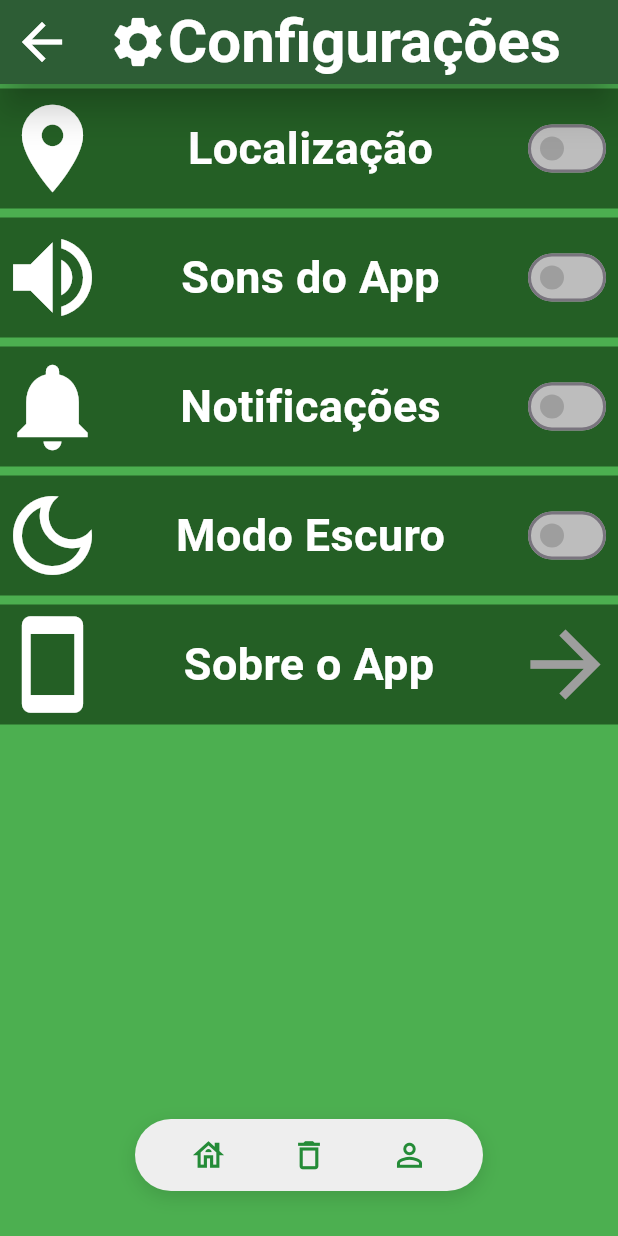
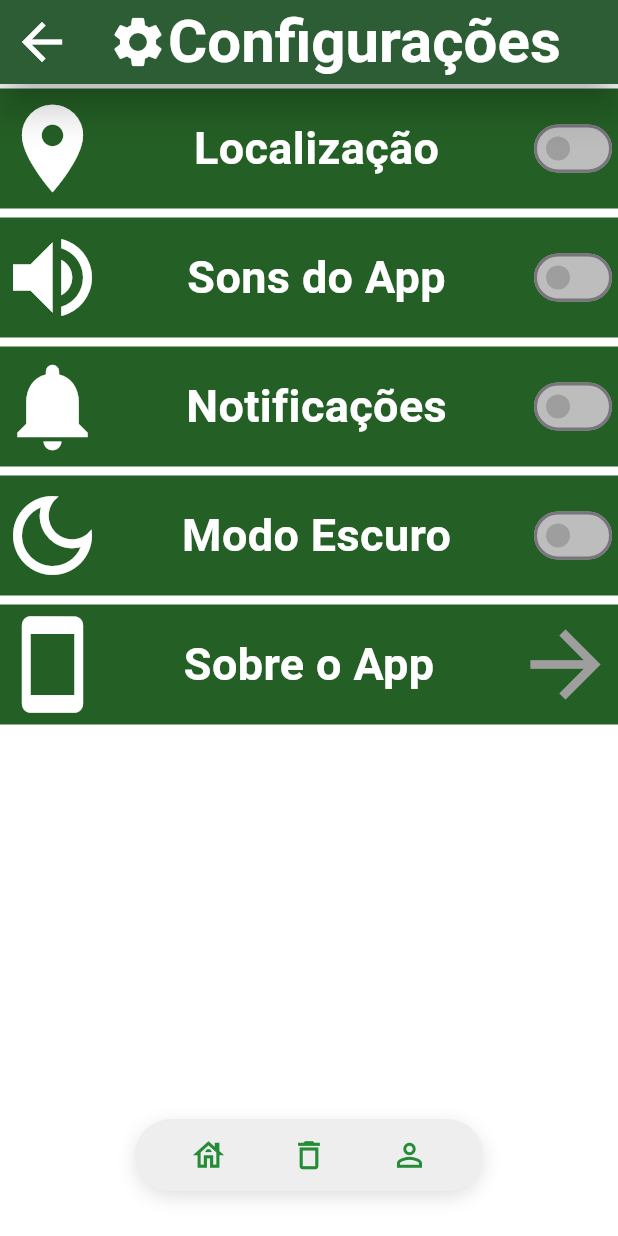
Before and after one commit to Eduardo-Resende/Coleta-Certa, a Flutter app: the ConfigScreen screen opened directly, on a phone screen of 412 x 824 dp. Run offline on Flutter 3.47's test engine with Material 3 defaults, Android fonts, the light colour scheme and no system bars; our stand-ins replace flutter_dotenv, google_maps_flutter, shared_preferences; accounts and stored records are empty; Roboto replaces fonts that are missing (cursive).

Commit message:
Arrumando tema claro e escuro

```diff
--- a/lib/ui/config_screen.dart
+++ b/lib/ui/config_screen.dart
@@ -1,9 +1,11 @@
 import 'package:coleta_certa/ui/about_the_app_screen.dart';
+import 'package:coleta_certa/ux/app_theme.dart';
 import 'package:coleta_certa/ux/config_item.dart';
 import 'package:coleta_certa/ux/config_navegator.dart';
 import 'package:coleta_certa/ux/floating_navigation_bar.dart';
 import 'package:coleta_certa/ux/navigate_screen.dart';
 import 'package:flutter/material.dart';
+import 'package:provider/provider.dart';
 
 class ConfigScreen extends StatelessWidget {
   const ConfigScreen({super.key});
@@ -11,8 +13,13 @@ class ConfigScreen extends StatelessWidget {
   @override
   Widget build(BuildContext context) {
     final NavigateScreen navigateScreen = NavigateScreen();
+
+    // Aqui você acessa o ThemeProvider corretamente
+    final themeProvider = Provider.of<ThemeProvider>(context, listen: false);
+
     return Stack(
-      children: [Scaffold(
+      children: [
+        Scaffold(
           appBar: AppBar(
             backgroundColor: const Color.fromARGB(255, 36, 95, 37),
             shadowColor: Colors.black,
@@ -37,21 +44,40 @@ class ConfigScreen extends StatelessWidget {
               ],
             ),
           ),
-        body: Container(
-          color: Colors.green,
-          child: ListView(
+          body: ListView(
             children: [
-              ConfigItem(icon: Icons.location_on, text: 'Localização'),
-              ConfigItem(icon: Icons.volume_up, text: 'Sons do App'),
-              ConfigItem(icon: Icons.notifications, text: 'Notificações'),
-              ConfigItem(icon: Icons.dark_mode_outlined, text: "Modo Escuro"),
+              ConfigItem(
+                icon: Icons.location_on,
+                text: 'Localização',
+                onToggle: (_) {},
+              ),
+              ConfigItem(
+                icon: Icons.volume_up,
+                text: 'Sons do App',
+                onToggle: (_) {},
+              ),
+              ConfigItem(
+                icon: Icons.notifications,
+                text: 'Notificações',
+                onToggle: (_) {},
+              ),
+              ConfigItem(
+                icon: Icons.dark_mode_outlined,
+                text: "Modo Escuro",
+                onToggle: (isOn) {
+                  themeProvider.toggleTheme(isOn); // esse já faz algo
+                },
+              ),
               ConfigNavegator(
                 icon: Icons.smartphone,
                 text: "Sobre o App",
-                onTap: () => navigateScreen.changeScreen(context, AboutTheAppScreen()),
+                onTap:
+                    () => navigateScreen.changeScreen(
+                      context,
+                      AboutTheAppScreen(),
+                    ),
               ),
             ],
-          ),
           ),
         ),
         FloatingNavigationBar(),
--- a/lib/ux/config_item.dart
+++ b/lib/ux/config_item.dart
@@ -1,10 +1,17 @@
 import 'package:flutter/material.dart';
+
 
 class ConfigItem extends StatefulWidget {
   final IconData icon;
   final String text;
+  final void Function(bool) onToggle;
 
-  const ConfigItem({super.key, required this.icon, required this.text});
+  const ConfigItem({
+    super.key,
+    required this.icon,
+    required this.text,
+    required this.onToggle,
+  });
 
   @override
   State<ConfigItem> createState() => _ConfigState();
@@ -26,7 +33,7 @@ class _ConfigState extends State<ConfigItem> {
             Icon(widget.icon, color: Colors.white, size: 70),
             Text(
               widget.text,
-              style: TextStyle(
+              style: const TextStyle(
                 color: Colors.white,
                 fontSize: 30,
                 fontWeight: FontWeight.bold,
@@ -34,16 +41,16 @@ class _ConfigState extends State<ConfigItem> {
             ),
             Switch(
               value: isOn,
-              onChanged: (bool newValue) {
+              onChanged: (newValue) {
                 setState(() {
                   isOn = newValue;
                 });
+                widget.onToggle(newValue);
               },
               activeColor: Colors.green,
               inactiveThumbColor: Colors.grey,
               activeTrackColor: Colors.lightGreenAccent,
               inactiveTrackColor: Colors.grey[400],
-              padding: const EdgeInsets.all(8.0),
             ),
           ],
         ),
--- a/lib/ux/theme_colors.dart
+++ b/lib/ux/theme_colors.dart
@@ -8,7 +8,7 @@ class ThemeColors {
   static const Color lightCard = Color(0xFFF5F5F5);
 
   // Tema escuro
-  static const Color darkBackground = Colors.black;
+  static const Color darkBackground = Color.fromARGB(255, 43, 42, 42);
   static const Color darkText = Colors.white;
   static const Color darkPrimary = Colors.green;
   static const Color darkCard = Color(0xFF1E1E1E);
--- a/lib/ux/user.dart
+++ b/lib/ux/user.dart
@@ -30,7 +30,7 @@ class UserProvider with ChangeNotifier {
     await prefs.setString('nome', user.name);
     await prefs.setString('cep', user.cep);
     await prefs.setDouble('latitude', user.latitude ?? 0.0);
-    await prefs.setDouble('latitudelongitude', user.longitude ?? 0.0);
+    await prefs.setDouble('longitude', user.longitude ?? 0.0);
     await prefs.setBool('first_time', false);
   }
 
--- a/pubspec.yaml
+++ b/pubspec.yaml
@@ -44,6 +44,7 @@ dependencies:
 dev_dependencies:
   flutter_test:
     sdk: flutter
+  flutter_launcher_icons: ^0.9.2
 
   # The "flutter_lints" package below contains a set of recommended lints to
   # encourage good coding practices. The lint set provided by the package is
@@ -96,3 +97,7 @@ flutter:
   #
   # For details regarding fonts from package dependencies,
   # see https://flutter.dev/to/font-from-package
+flutter_icons:
+  android: true
+  ios: true
+  image_path: "assets/img/coleta_certa.png"
```
Also changed, not shown: lib/main.dart (+15 -9 lines), lib/ux/app_theme.dart (+28 -0 lines), pubspec.lock. Lines whose indentation alone changed are shown as unchanged.
